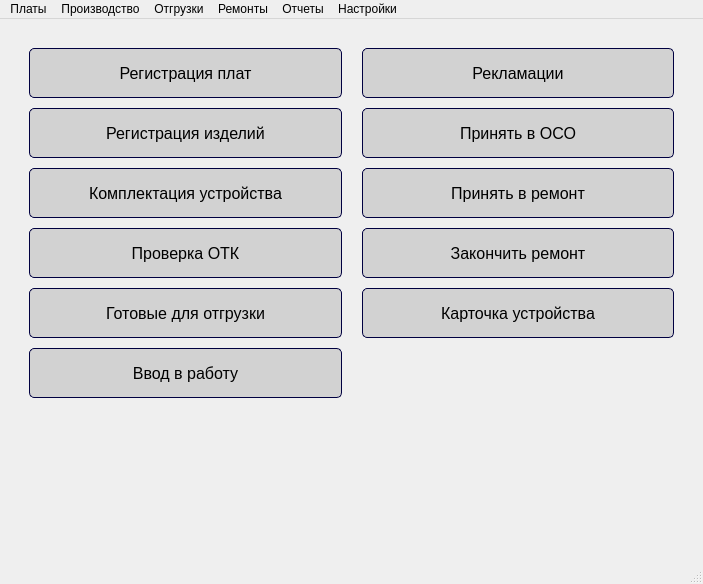
This is Remont/mainwindow.ui in AlexeyScherbakov2021/Remont2 as Qt 5 draws it before an edit. The edited form follows.
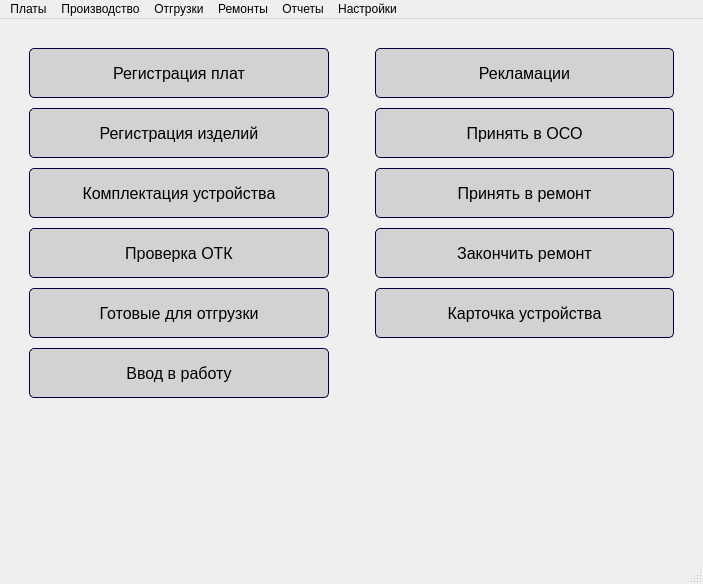
This is the edited form. Icons and pictures are not drawn.

What changed in the file:
```diff
--- a/Remont/mainwindow.ui
+++ b/Remont/mainwindow.ui
@@ -57,11 +57,11 @@
 }
 </string>
    </property>
-   <layout class="QVBoxLayout" name="verticalLayout">
+   <layout class="QHBoxLayout" name="horizontalLayout">
     <item>
-     <layout class="QGridLayout" name="gridLayout">
-      <property name="sizeConstraint">
-       <enum>QLayout::SizeConstraint::SetDefaultConstraint</enum>
+     <layout class="QVBoxLayout" name="verticalLayout">
+      <property name="spacing">
+       <number>10</number>
       </property>
       <property name="leftMargin">
        <number>20</number>
@@ -72,91 +72,126 @@
       <property name="rightMargin">
        <number>20</number>
       </property>
-      <property name="horizontalSpacing">
-       <number>20</number>
-      </property>
-      <property name="verticalSpacing">
-       <number>10</number>
-      </property>
-      <item row="0" column="0">
+      <item>
        <widget class="QPushButton" name="pbCreatePlate">
+        <property name="maximumSize">
+         <size>
+          <width>16777215</width>
+          <height>16777215</height>
+         </size>
+        </property>
         <property name="text">
          <string>Регистрация плат</string>
         </property>
+        <property name="iconSize">
+         <size>
+          <width>16</width>
+          <height>16</height>
+         </size>
+        </property>
        </widget>
       </item>
-      <item row="2" column="0">
+      <item>
        <widget class="QPushButton" name="pbRegister">
         <property name="text">
          <string>Регистрация изделий</string>
         </property>
        </widget>
       </item>
-      <item row="0" column="1">
-       <widget class="QPushButton" name="pbClaim">
+      <item>
+       <widget class="QPushButton" name="pbComplect">
         <property name="text">
-         <string>Рекламации</string>
+         <string>Комплектация устройства</string>
         </property>
        </widget>
       </item>
-      <item row="2" column="1">
-       <widget class="QPushButton" name="pbApplyRemont">
-        <property name="text">
-         <string>Принять в ОСО</string>
-        </property>
-       </widget>
-      </item>
-      <item row="4" column="0">
+      <item>
        <widget class="QPushButton" name="pbOTK">
         <property name="text">
          <string>Проверка ОТК</string>
         </property>
        </widget>
       </item>
-      <item row="5" column="1">
-       <widget class="QPushButton" name="pbCard">
+      <item>
+       <widget class="QPushButton" name="pbShip">
         <property name="text">
-         <string>Карточка устройства</string>
+         <string>Готовые для отгрузки</string>
         </property>
        </widget>
       </item>
-      <item row="6" column="0">
+      <item>
        <widget class="QPushButton" name="pbStartWork">
         <property name="text">
          <string>Ввод в работу</string>
         </property>
        </widget>
       </item>
-      <item row="3" column="0">
-       <widget class="QPushButton" name="pbComplect">
+      <item>
+       <spacer name="verticalSpacer">
+        <property name="orientation">
+         <enum>Qt::Orientation::Vertical</enum>
+        </property>
+        <property name="sizeHint" stdset="0">
+         <size>
+          <width>20</width>
+          <height>40</height>
+         </size>
+        </property>
+       </spacer>
+      </item>
+     </layout>
+    </item>
+    <item>
+     <layout class="QVBoxLayout" name="verticalLayout_2">
+      <property name="spacing">
+       <number>10</number>
+      </property>
+      <property name="leftMargin">
+       <number>20</number>
+      </property>
+      <property name="topMargin">
+       <number>20</number>
+      </property>
+      <property name="rightMargin">
+       <number>20</number>
+      </property>
+      <item>
+       <widget class="QPushButton" name="pbClaim">
         <property name="text">
-         <string>Комплектация устройства</string>
+         <string>Рекламации</string>
         </property>
        </widget>
       </item>
-      <item row="3" column="1">
+      <item>
+       <widget class="QPushButton" name="pbApplyRemont">
+        <property name="text">
+         <string>Принять в ОСО</string>
+        </property>
+       </widget>
+      </item>
+      <item>
        <widget class="QPushButton" name="pbStartRemont">
         <property name="text">
          <string>Принять в ремонт</string>
         </property>
        </widget>
       </item>
-      <item row="5" column="0">
-       <widget class="QPushButton" name="pbShip">
-        <property name="text">
-         <string>Готовые для отгрузки</string>
-        </property>
-       </widget>
-      </item>
-      <item row="4" column="1">
+      <item>
        <widget class="QPushButton" name="pbEndRemont">
         <property name="text">
          <string>Закончить ремонт</string>
         </property>
        </widget>
       </item>
-      <item row="7" column="0">
-       <spacer name="verticalSpacer">
+      <item>
+       <widget class="QPushButton" name="pbCard">
+        <property name="text">
+         <string>Карточка устройства</string>
+        </property>
+       </widget>
+      </item>
+      <item>
+       <spacer name="verticalSpacer_2">
         <property name="orientation">
          <enum>Qt::Orientation::Vertical</enum>
         </property>
```
